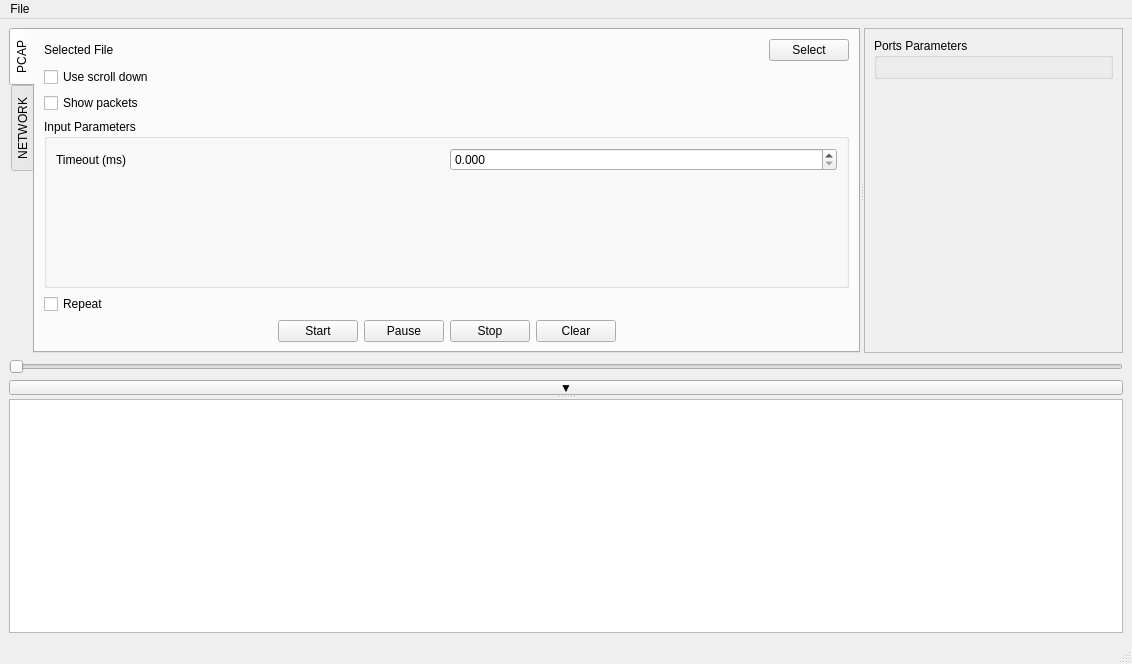
Above: AnalyzePcapUdp/mainwindow.ui from artthirt/AnalyzePcapUdp before the change. Below: the same form after it.
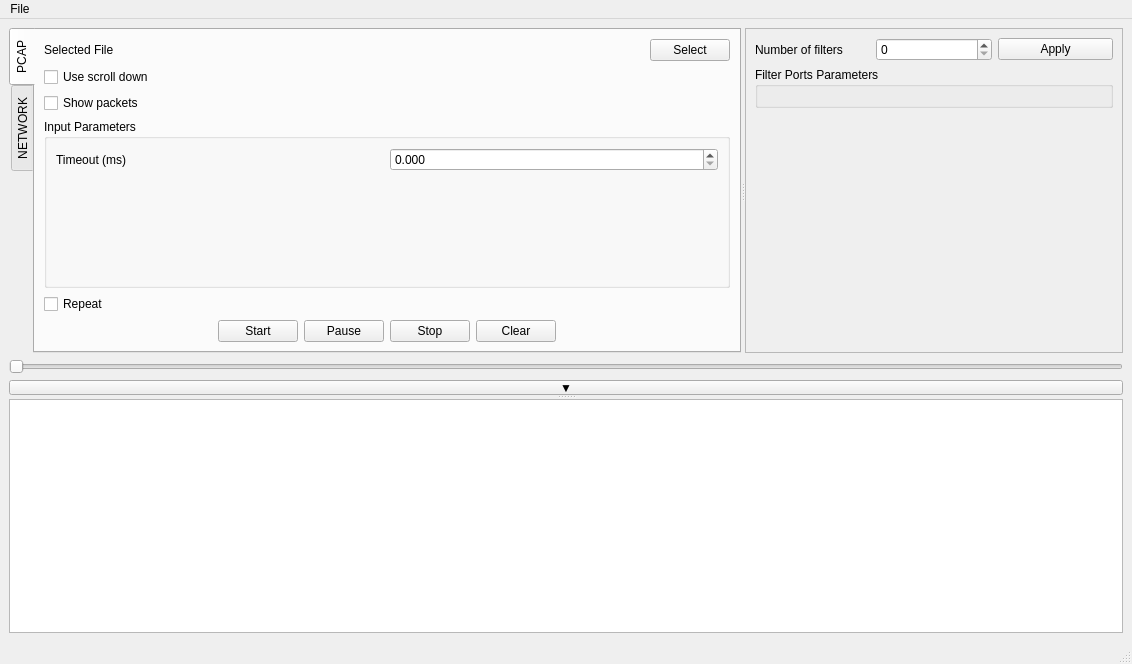
That is the form after the change.

Patch:
```diff
--- a/AnalyzePcapUdp/mainwindow.ui
+++ b/AnalyzePcapUdp/mainwindow.ui
@@ -399,15 +399,45 @@
              <rect>
               <x>0</x>
               <y>0</y>
-              <width>228</width>
+              <width>272</width>
               <height>319</height>
              </rect>
             </property>
             <layout class="QVBoxLayout" name="verticalLayout_2">
+             <item>
+              <layout class="QHBoxLayout" name="horizontalLayout">
+               <property name="topMargin">
+                <number>0</number>
+               </property>
+               <item>
+                <widget class="QLabel" name="label">
+                 <property name="text">
+                  <string>Number of filters</string>
+                 </property>
+                </widget>
+               </item>
+               <item>
+                <widget class="QSpinBox" name="sbNumFilters"/>
+               </item>
+               <item>
+                <widget class="QPushButton" name="pbApply">
+                 <property name="maximumSize">
+                  <size>
+                   <width>150</width>
+                   <height>16777215</height>
+                  </size>
+                 </property>
+                 <property name="text">
+                  <string>Apply</string>
+                 </property>
+                </widget>
+               </item>
+              </layout>
+             </item>
              <item>
               <widget class="QGroupBox" name="groupBoxFilters">
                <property name="title">
-                <string>Ports Parameters</string>
+                <string>Filter Ports Parameters </string>
                </property>
                <layout class="QGridLayout" name="gridLayout_2"/>
               </widget>
```
